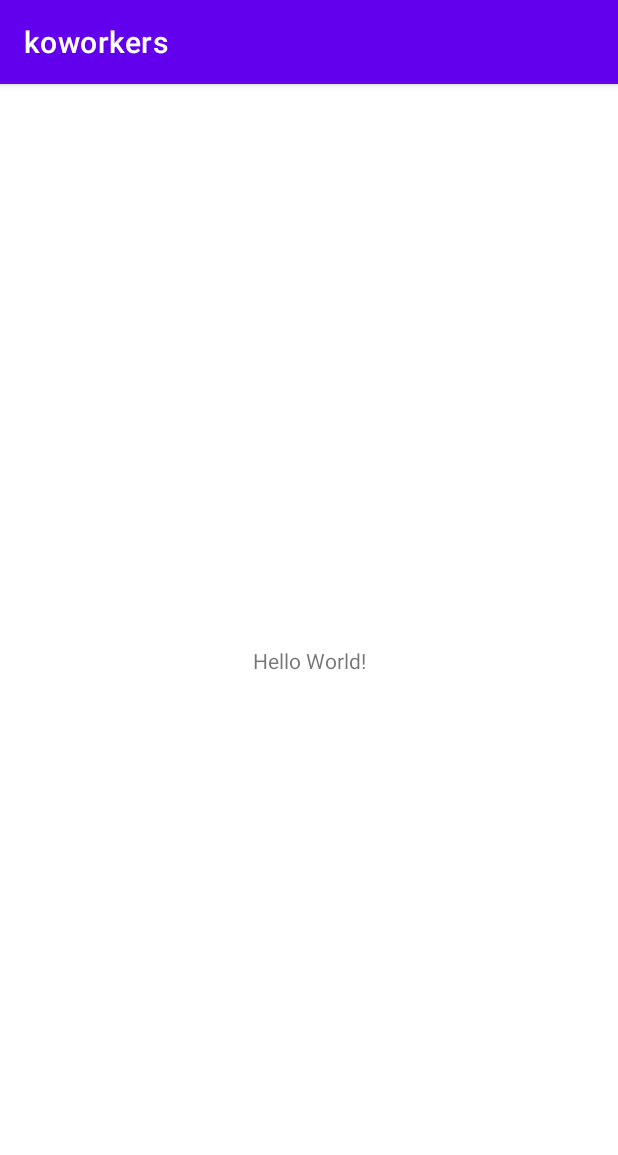
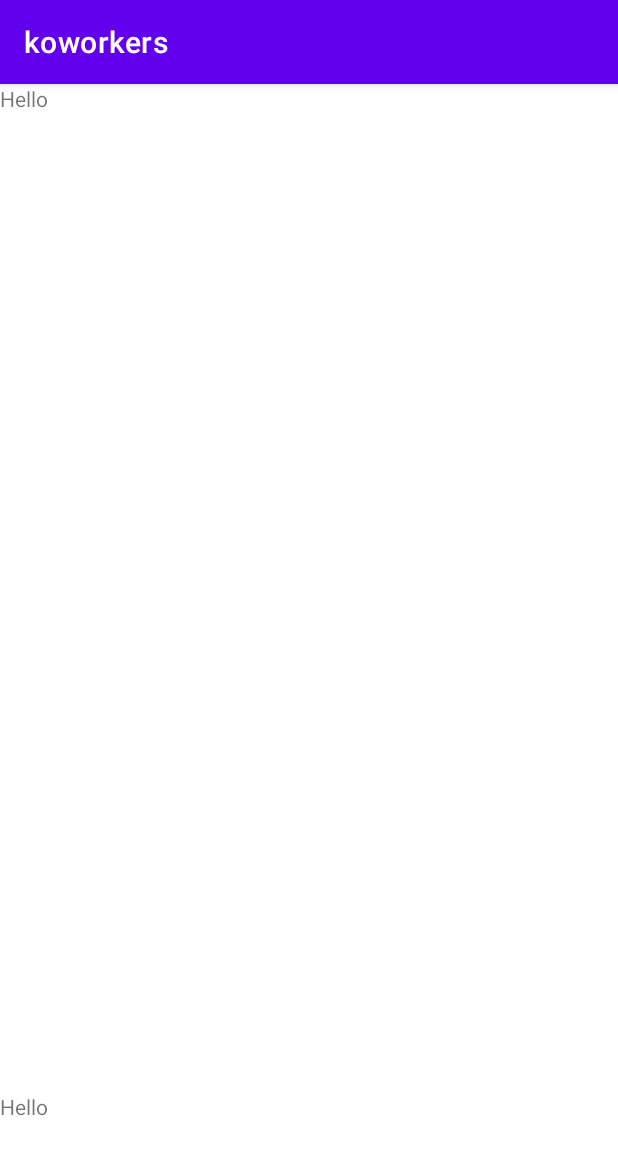
Before and after one commit to Adenholm/koworkers, an Android app: the screen it shows after launch (MainActivity), on a phone screen of 412 x 824 dp. Shown: the top 1155 px of the screen. Run offline under Robolectric (Android 15) with nearby library versions, the phone set to English and light mode, and no system bars.

Commit message:
added board fragment and playerhandfragment into main_activity

```diff
--- a/app/src/main/res/layout/activity_main.xml
+++ b/app/src/main/res/layout/activity_main.xml
@@ -6,13 +6,25 @@
     android:layout_height="match_parent"
     tools:context=".MainActivity">
 
-    <TextView
-        android:layout_width="wrap_content"
-        android:layout_height="wrap_content"
-        android:text="Hello World!"
+    <androidx.fragment.app.FragmentContainerView
+        android:id="@+id/fragmentContainerView"
+        android:name="com.example.koworkers.ui.board.BoardFragment"
+        android:layout_width="0dp"
+        android:layout_height="0dp"
+        android:layout_marginBottom="96dp"
         app:layout_constraintBottom_toBottomOf="parent"
-        app:layout_constraintLeft_toLeftOf="parent"
-        app:layout_constraintRight_toRightOf="parent"
+        app:layout_constraintEnd_toEndOf="parent"
+        app:layout_constraintStart_toStartOf="parent"
         app:layout_constraintTop_toTopOf="parent" />
 
+    <androidx.fragment.app.FragmentContainerView
+        android:id="@+id/fragmentContainerView2"
+        android:name="com.example.koworkers.ui.playerhand.PlayerhandFragment"
+        android:layout_width="0dp"
+        android:layout_height="0dp"
+        app:layout_constraintBottom_toBottomOf="parent"
+        app:layout_constraintEnd_toEndOf="parent"
+        app:layout_constraintStart_toStartOf="parent"
+        app:layout_constraintTop_toBottomOf="@+id/fragmentContainerView" />
+
 </androidx.constraintlayout.widget.ConstraintLayout>
```
